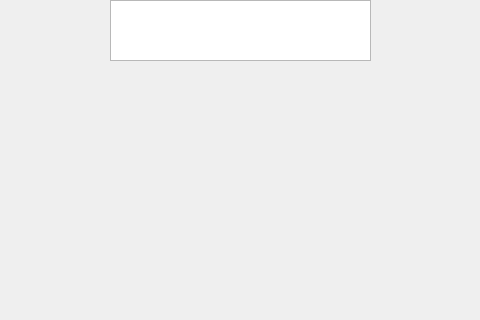
First picture: the form in graph.ui, repository bionic-beaver-ikt/frd-decoder, before the edit; both pictures show x 420 to 900 and y 0 to 320 of the 1231 by 750 pixel window.
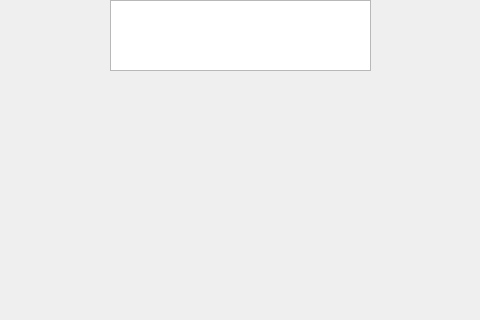
Second picture: the form after the edit.

```diff
--- a/graph.ui
+++ b/graph.ui
@@ -20,7 +20,7 @@
       <x>530</x>
       <y>0</y>
       <width>261</width>
-      <height>61</height>
+      <height>71</height>
      </rect>
     </property>
    </widget>
```
Left out of the diff: 2 changed lines with no effect on the pictures.
